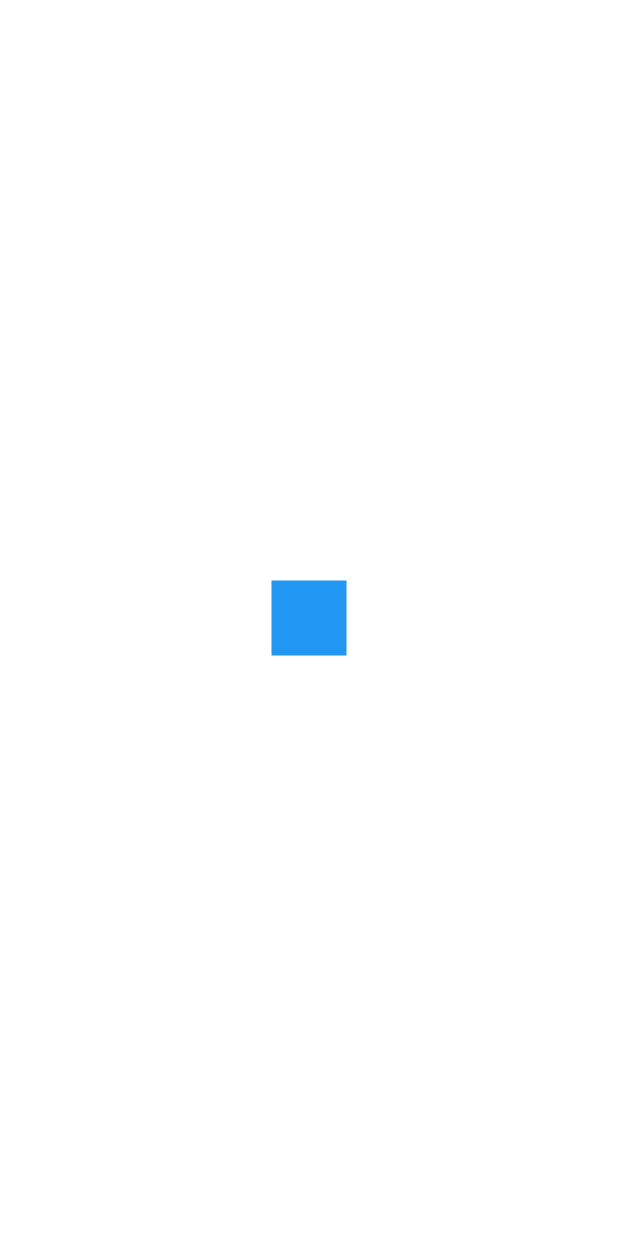
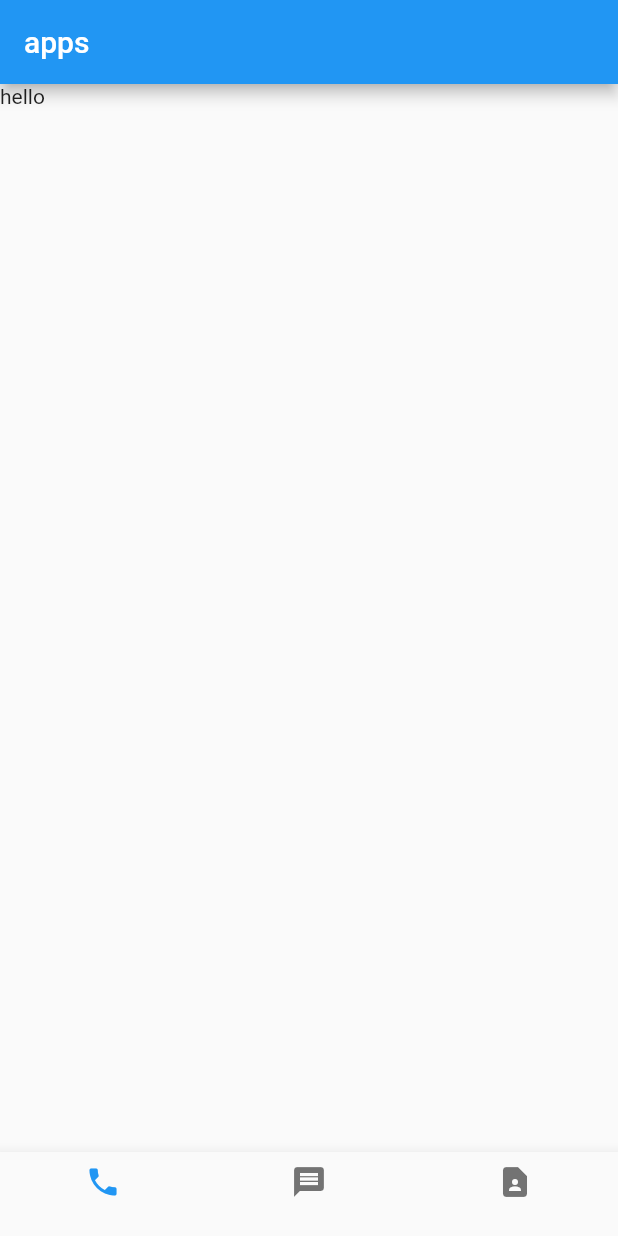
Before and after one commit to hermin9804/TIL, a Flutter app: the screen it shows after launch, on a phone screen of 412 x 824 dp. Run offline on Flutter 3.47's test engine with Material 2 defaults, Android fonts, the phone set to English and light mode, and no system bars.

Commit message:
[feat] codingApple 02_colum_row

```diff
--- a/flutter/test1/analysis_options.yaml
+++ b/flutter/test1/analysis_options.yaml
@@ -26,6 +26,7 @@ linter:
     avoid_print: false
     prefer_typing_uninitialized_variables: false
     prefer_const_constructors_in_immutables: false
+    prefer_const_constructors_in_immutables: false
     # avoid_print: false  # Uncomment to disable the `avoid_print` rule
     # prefer_single_quotes: true  # Uncomment to enable the `prefer_single_quotes` rule
 
--- a/flutter/test1/lib/main.dart
+++ b/flutter/test1/lib/main.dart
@@ -8,8 +8,29 @@ class  MyApp extends StatelessWidget {
 	@override
 	Widget build(BuildContext context) {
 		return MaterialApp(
-			home: Center(
-				child: Container( width: 50, height: 50, color: Colors.blue,),
+			home: Scaffold(
+				appBar: AppBar(title: Text('apps'),),
+				body: Row(
+					children: [
+						Text('hello'),
+					],
+				),
+				bottomNavigationBar: BottomNavigationBar(
+					items: [
+						new BottomNavigationBarItem(
+							icon: Icon(Icons.phone),
+							title: Text(''),
+						),
+						new BottomNavigationBarItem(
+							icon: Icon(Icons.message),
+							title: Text(''),
+						),
+						new BottomNavigationBarItem(
+							icon: Icon(Icons.contact_page),
+							title: Text(''),
+						),
+					],
+				),
 			)
 		);
 	}
--- a/flutter/test1/pubspec.yaml
+++ b/flutter/test1/pubspec.yaml
@@ -51,8 +51,6 @@ dev_dependencies:
 
 # The following section is specific to Flutter.
 flutter:
-  assets:
-    - assets/42.jpeg
 
   # The following line ensures that the Material Icons font is
   # included with your application, so that you can use the icons in
```
Also changed, not shown: 7 other files.
